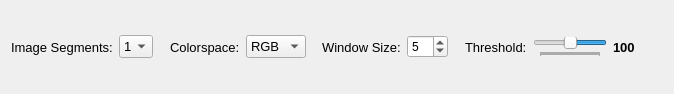
Before: the Qt Designer form resources/views/algorithms/MRMap.ui in crgrove/automated-drone-image-analysis-tool, drawn with Qt 5.
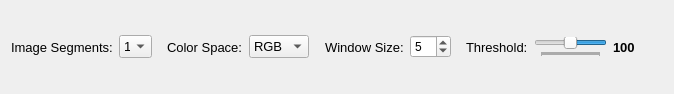
After: the same form once the commit is applied.

What changed in the file:
```diff
--- a/resources/views/algorithms/MRMap.ui
+++ b/resources/views/algorithms/MRMap.ui
@@ -128,7 +128,7 @@
           </font>
          </property>
          <property name="text">
-          <string>Colorspace:</string>
+          <string>Color Space:</string>
          </property>
         </widget>
        </item>
```
Left out of the diff: 13 changed lines with no effect on the pictures.
